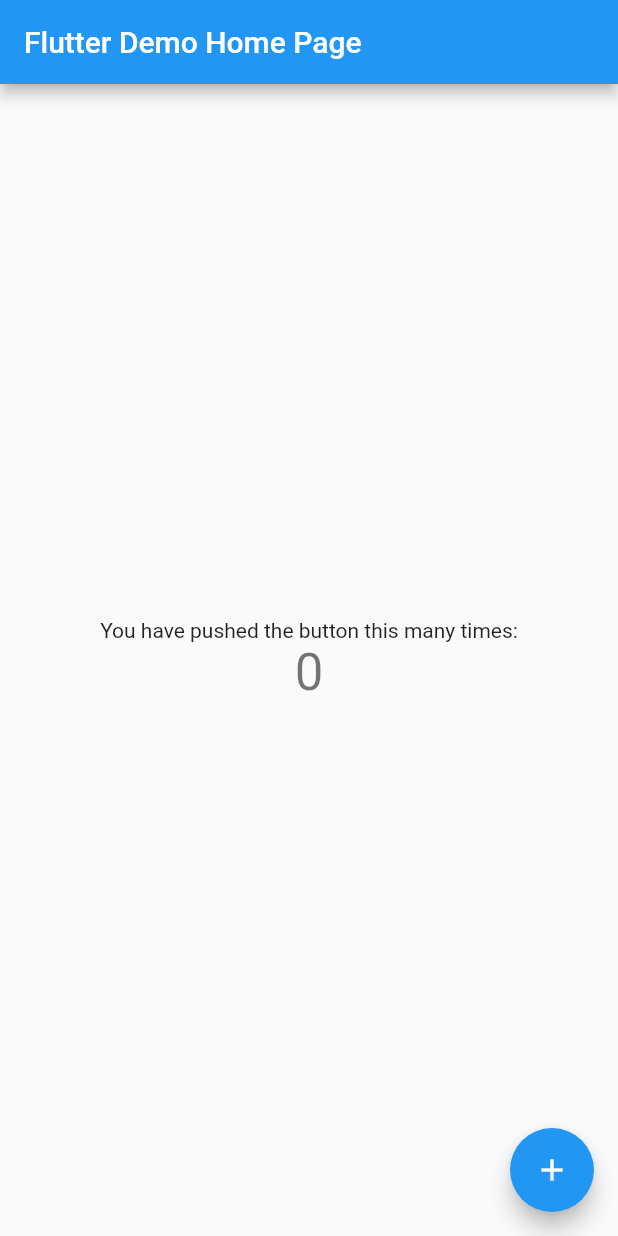
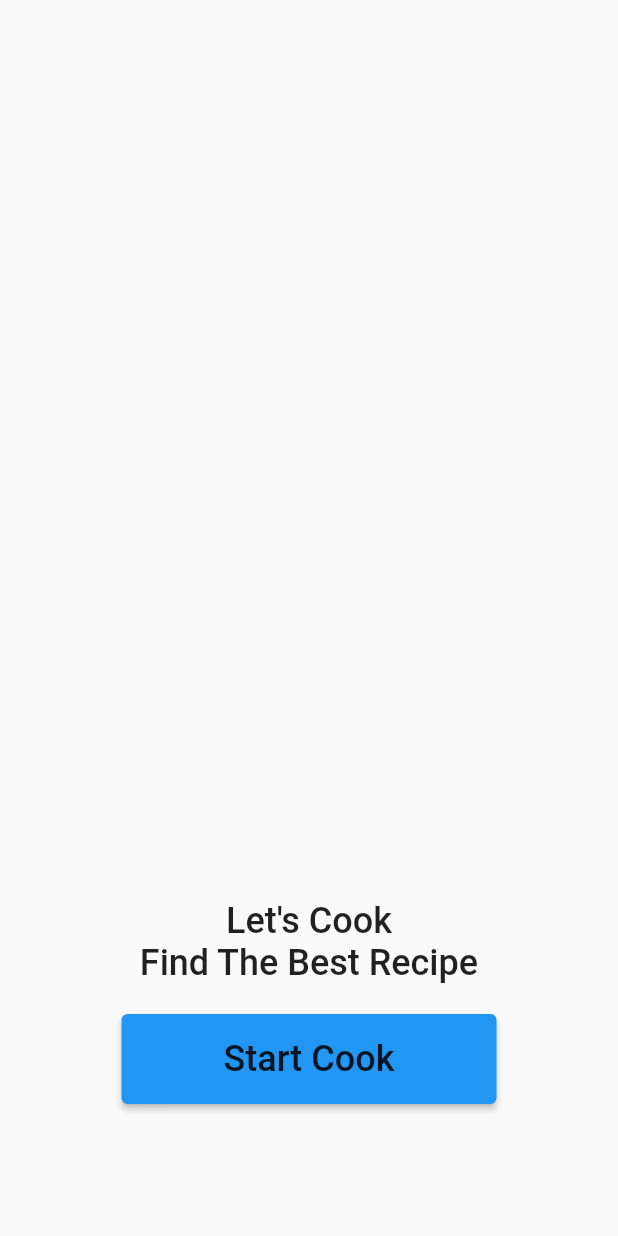
Before and after one commit to ibrahimbtaz/moviepedia, a Flutter app: the screen it shows after launch, on a phone screen of 412 x 824 dp. Run offline on Flutter 3.47's test engine with Material 2 defaults, Android fonts, the phone set to English and light mode, and no system bars.

Commit message:
add : [SI] add start page

```diff
--- a/lib/main.dart
+++ b/lib/main.dart
@@ -1,4 +1,5 @@
 import 'package:flutter/material.dart';
+import 'package:moviepedia/screen/start/start.dart';
 
 void main() {
   runApp(const MyApp());
@@ -24,92 +25,7 @@
         // is not restarted.
         primarySwatch: Colors.blue,
       ),
-      home: const MyHomePage(title: 'Flutter Demo Home Page'),
+      home: Start(),
     );
   }
 }
-
-class MyHomePage extends StatefulWidget {
-  const MyHomePage({super.key, required this.title});
-
-  // This widget is the home page of your application. It is stateful, meaning
-  // that it has a State object (defined below) that contains fields that affect
-  // how it looks.
-
-  // This class is the configuration for the state. It holds the values (in this
-  // case the title) provided by the parent (in this case the App widget) and
-  // used by the build method of the State. Fields in a Widget subclass are
-  // always marked "final".
-
-  final String title;
-
-  @override
-  State<MyHomePage> createState() => _MyHomePageState();
-}
-
-class _MyHomePageState extends State<MyHomePage> {
-  int _counter = 0;
-
-  void _incrementCounter() {
-    setState(() {
-      // This call to setState tells the Flutter framework that something has
-      // changed in this State, which causes it to rerun the build method below
-      // so that the display can reflect the updated values. If we changed
-      // _counter without calling setState(), then the build method would not be
-      // called again, and so nothing would appear to happen.
-      _counter++;
-    });
-  }
-
-  @override
-  Widget build(BuildContext context) {
-    // This method is rerun every time setState is called, for instance as done
-    // by the _incrementCounter method above.
-    //
-    // The Flutter framework has been optimized to make rerunning build methods
-    // fast, so that you can just rebuild anything that needs updating rather
-    // than having to individually change instances of widgets.
-    return Scaffold(
-      appBar: AppBar(
-        // Here we take the value from the MyHomePage object that was created by
-        // the App.build method, and use it to set our appbar title.
-        title: Text(widget.title),
-      ),
-      body: Center(
-        // Center is a layout widget. It takes a single child and positions it
-        // in the middle of the parent.
-        child: Column(
-          // Column is also a layout widget. It takes a list of children and
-          // arranges them vertically. By default, it sizes itself to fit its
-          // children horizontally, and tries to be as tall as its parent.
-          //
-          // Invoke "debug painting" (press "p" in the console, choose the
-          // "Toggle Debug Paint" action from the Flutter Inspector in Android
-          // Studio, or the "Toggle Debug Paint" command in Visual Studio Code)
-          // to see the wireframe for each widget.
-          //
-          // Column has various properties to control how it sizes itself and
-          // how it positions its children. Here we use mainAxisAlignment to
-          // center the children vertically; the main axis here is the vertical
-          // axis because Columns are vertical (the cross axis would be
-          // horizontal).
-          mainAxisAlignment: MainAxisAlignment.center,
-          children: <Widget>[
-            const Text(
-              'You have pushed the button this many times:',
-            ),
-            Text(
-              '$_counter',
-              style: Theme.of(context).textTheme.headline4,
-            ),
-          ],
-        ),
-      ),
-      floatingActionButton: FloatingActionButton(
-        onPressed: _incrementCounter,
-        tooltip: 'Increment',
-        child: const Icon(Icons.add),
-      ), // This trailing comma makes auto-formatting nicer for build methods.
-    );
-  }
-}
--- /dev/null
+++ b/lib/screen/start/start.dart
@@ -0,0 +1,71 @@
+import 'package:flutter/material.dart';
+
+class Start extends StatefulWidget {
+  const Start({super.key});
+
+  @override
+  State<Start> createState() => _StartState();
+}
+
+class _StartState extends State<Start> {
+  @override
+  Widget build(BuildContext context) {
+    return Scaffold(
+      body: Container(
+        // decoration: BoxDecoration(
+        //     image: DecorationImage(
+        //         image: AssetImage(Config.splash_bg), fit: BoxFit.cover)),
+
+        child: Center(
+            child: Column(
+          mainAxisAlignment: MainAxisAlignment.center,
+          children: [
+            const SizedBox(
+              height: 600,
+            ),
+            Text(
+              "Let's Cook",
+              style: Theme.of(context)
+                  .textTheme
+                  .bodyText1!
+                  .copyWith(fontSize: 24, overflow: TextOverflow.fade),
+            ),
+            Text(
+              "Find The Best Recipe",
+              style: Theme.of(context)
+                  .textTheme
+                  .bodyText1!
+                  .copyWith(fontSize: 24, overflow: TextOverflow.fade),
+            ),
+            const SizedBox(
+              height: 20,
+            ),
+            SizedBox(
+              height: 60,
+              width: 250,
+              child: ElevatedButton(
+                onPressed: () {
+                  // Navigator.push(
+                  //   context,
+                  //   MaterialPageRoute(builder: (context) => LoginScreen()),
+                  // );
+                },
+                style: ElevatedButton.styleFrom(
+                    // backgroundColor: HexColor(ColoR.primary),
+                    ),
+                child: Text(
+                  "Start Cook",
+                  style: Theme.of(context)
+                      .textTheme
+                      .bodyText1!
+                      .copyWith(fontSize: 24, overflow: TextOverflow.fade),
+                ),
+              ),
+            ),
+            const Expanded(child: SizedBox()),
+          ],
+        )),
+      ),
+    );
+  }
+}
```
